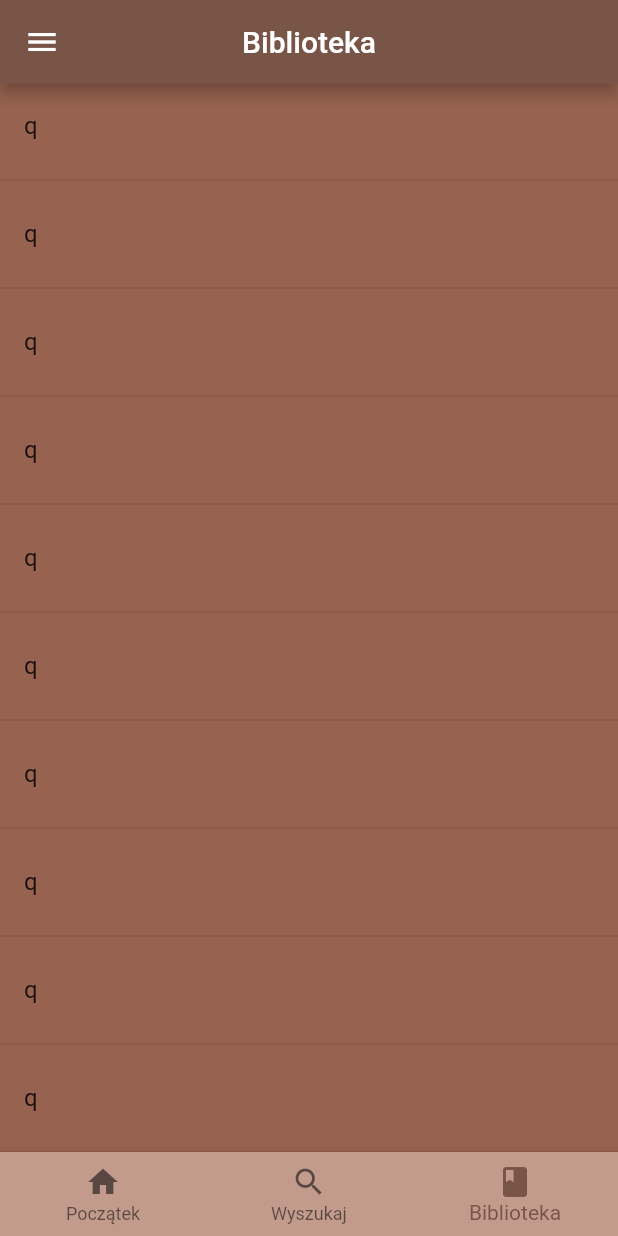
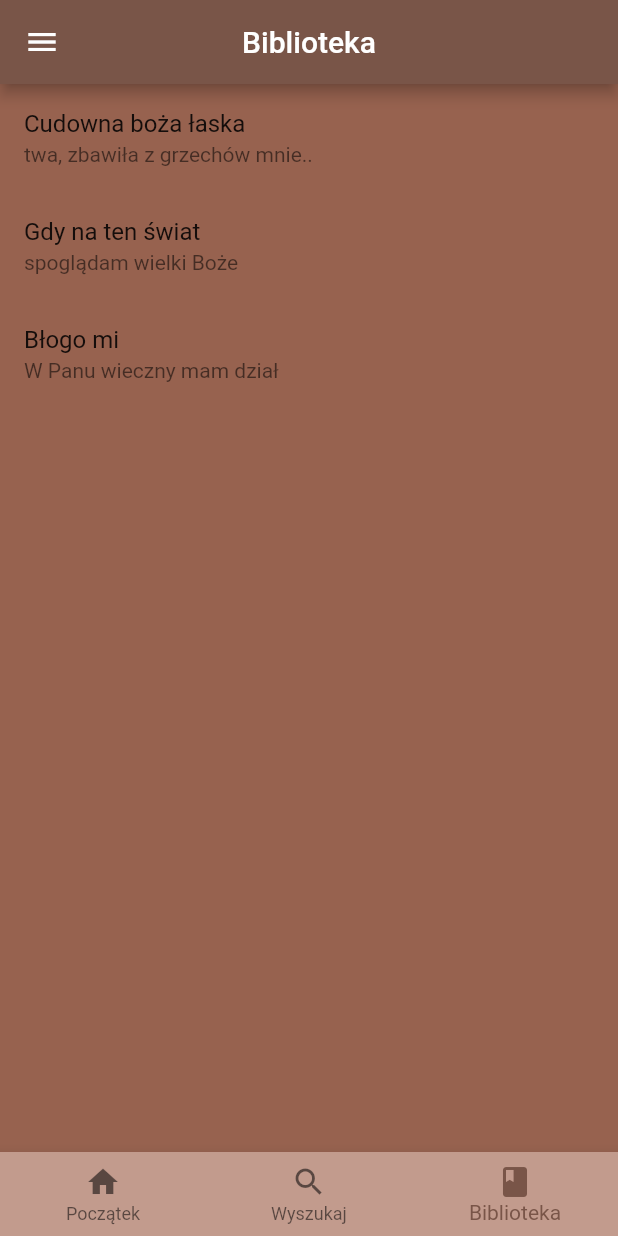
Before and after one commit to Wikcio1618/HymnalApp, a Flutter app: the screen it shows after launch, item 3 of the bottom bar chosen, on a phone screen of 412 x 824 dp. Run offline on Flutter 3.47's test engine with Material 2 defaults, Android fonts, the phone set to English and light mode, and no system bars.

Commit message:
Before library developement

```diff
--- /dev/null
+++ b/lib/model/hymn.dart
@@ -0,0 +1,11 @@
+class Hymn {
+  final int? id;
+  final String title;
+  final String text;
+
+  const Hymn({
+    this.id,
+    required this.title,
+    required this.text,
+  });
+}
--- a/lib/root_library.dart
+++ b/lib/root_library.dart
@@ -1,24 +1,33 @@
 import 'package:flutter/material.dart';
+import 'package:hymnal_app/model/hymn.dart';
 
 class Library extends StatefulWidget {
   const Library({super.key});
-
-
 
   @override
   State<Library> createState() => _LibraryState();
 }
 
 class _LibraryState extends State<Library> {
+  List<Hymn> hymns = const [
+    Hymn(title: 'Cudowna boża łaska', text: 'twa, zbawiła z grzechów mnie..'),
+    Hymn(title: 'Gdy na ten świat', text: 'spoglądam wielki Boże'),
+    Hymn(title: 'Błogo mi', text: 'W Panu wieczny mam dział')
+  ];
+
   @override
   Widget build(BuildContext context) {
-    // ignore: prefer_const_literals_to_create_immutables
-    return ListView.builder(itemBuilder: (context, item){
-      if (item.isOdd) return const Divider();
+    return ListView(children: _libraryListTiles(hymns));
+  }
 
-      return const ListTile(
-        title: Text('q')
-      );
-    });
+  List<Widget> _libraryListTiles(List<Hymn> hymns) {
+    List<Widget> viewTiles = [];
+    for (var hymn in hymns) {
+      viewTiles.add(ListTile(
+        title: Text(hymn.title),
+        subtitle: Text(hymn.text),
+      ));
+    }
+    return viewTiles;
   }
 }
```
